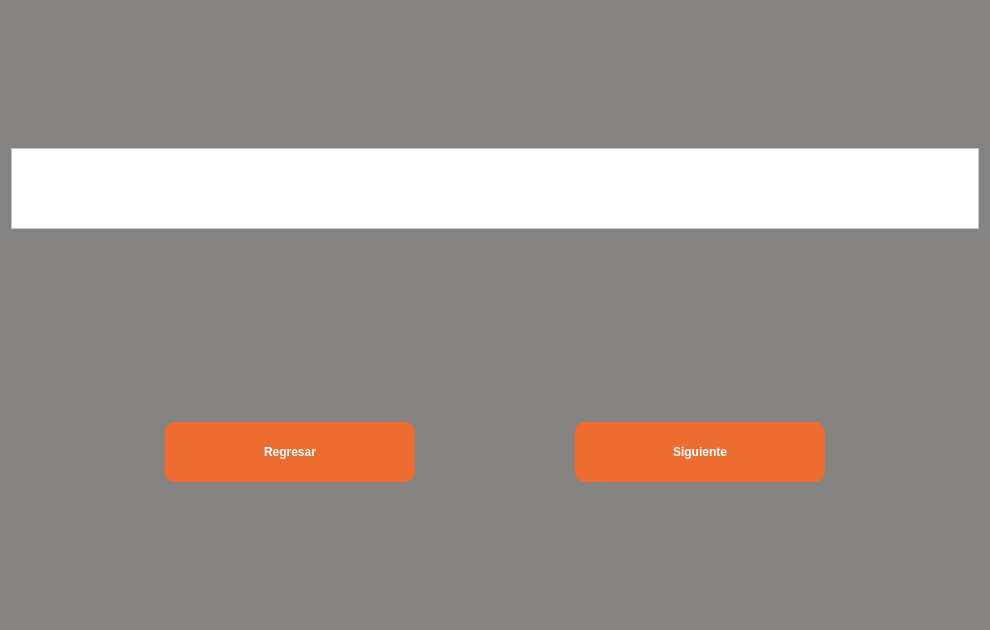
Above: PreviewDiploma.ui from RicarlOz/DiplomaGenerator before the change. Below: the same form after it.
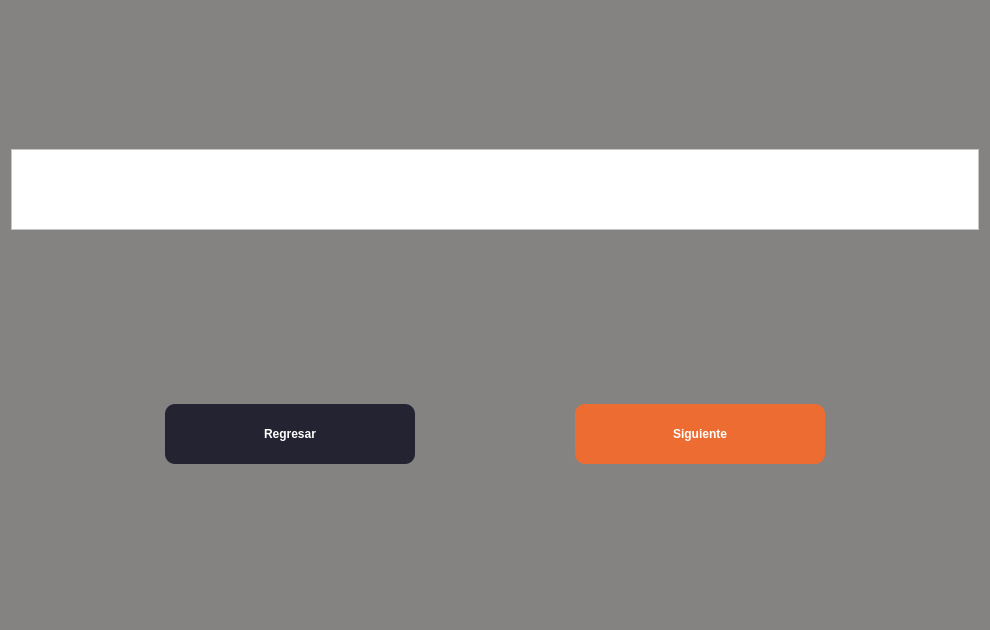
That is the form after the change. Icons and pictures are not drawn.

Commit message: Alignment & UI color changes to all screens

```diff
--- a/PreviewDiploma.ui
+++ b/PreviewDiploma.ui
@@ -495,15 +495,21 @@
       <number>50</number>
      </property>
      <property name="topMargin">
-      <number>50</number>
+      <number>15</number>
      </property>
      <property name="rightMargin">
       <number>50</number>
      </property>
+     <property name="bottomMargin">
+      <number>15</number>
+     </property>
     </layout>
    </item>
    <item>
     <layout class="QHBoxLayout" name="hlButtons">
+     <property name="bottomMargin">
+      <number>15</number>
+     </property>
      <item>
       <widget class="QPushButton" name="btnBack">
        <property name="sizePolicy">
@@ -526,7 +532,7 @@
         </font>
        </property>
        <property name="styleSheet">
-        <string notr="true">background-color: rgb(237, 108, 50);
+        <string notr="true">background-color: #242331;
 border-radius: 10px</string>
        </property>
        <property name="text">
```
The commit also changes 4 other files.
